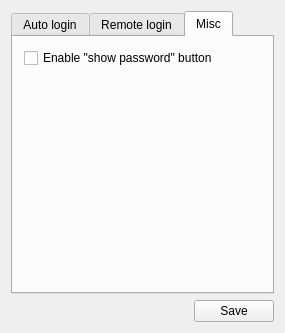
trueos/pcbsd, file src-qt4/pc-dmconf/mainwindow.ui: the form before one commit.
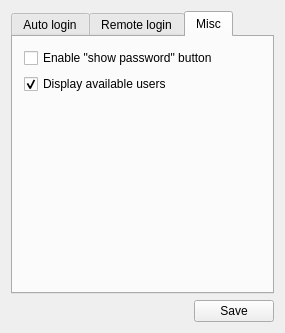
The form after the commit. The open tabs and pages were chosen to show the change. Icons and pictures are not drawn.

Commit message: Finish cleaning up the pc-dmconf display issues, and also add the new PCDM option to disable showing the system users.

```diff
--- a/src-qt4/pc-dmconf/mainwindow.ui
+++ b/src-qt4/pc-dmconf/mainwindow.ui
@@ -133,7 +133,7 @@
           </property>
          </widget>
         </item>
-        <item row="1" column="0">
+        <item row="2" column="0">
          <spacer name="verticalSpacer_2">
           <property name="orientation">
            <enum>Qt::Vertical</enum>
@@ -146,6 +146,16 @@
           </property>
          </spacer>
         </item>
+        <item row="1" column="0">
+         <widget class="QCheckBox" name="checkShowUsers">
+          <property name="text">
+           <string>Display available users</string>
+          </property>
+          <property name="checked">
+           <bool>true</bool>
+          </property>
+         </widget>
+        </item>
        </layout>
       </widget>
      </widget>
```
The commit also changes 2 other files.
